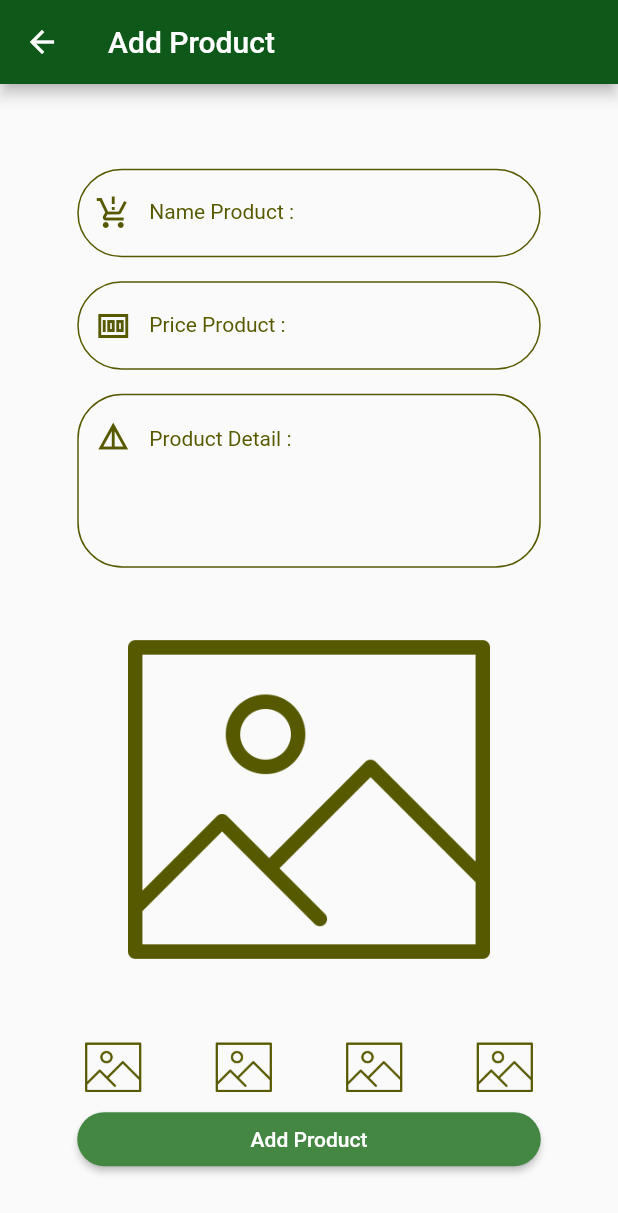
After one commit to klongchan/newshoppingmall, a Flutter app: the AddProduct screen opened by its route, on a phone screen of 412 x 824 dp. The commit adds this screen. Shown: the top 1213 px of the screen. Run offline on Flutter 3.47's test engine with Material 2 defaults, Android fonts, the light colour scheme and no system bars; our stand-ins replace dio, geolocator, google_maps_flutter, image_picker, shared_preferences; missing offline and left inert: dart:ffi; accounts and stored records are empty.

Commit message:
update31082023

```diff
--- a/lib/bodys/show_product_seller.dart
+++ b/lib/bodys/show_product_seller.dart
@@ -1,10 +1,11 @@
 import 'package:flutter/material.dart';
+import 'package:shoppingmall/utility/my_constant.dart';
 
 class ShowProductSeller extends StatefulWidget {
-  const ShowProductSeller({Key? key}) :super(key: key);
+  const ShowProductSeller({Key? key}) : super(key: key);
 
   @override
-  _ShowProductSellerState createState() =>  _ShowProductSellerState();
+  _ShowProductSellerState createState() => _ShowProductSellerState();
 }
 
 class _ShowProductSellerState extends State<ShowProductSeller> {
@@ -12,6 +13,12 @@ class _ShowProductSellerState extends State<ShowProductSeller> {
   Widget build(BuildContext context) {
     return Scaffold(
       body: Text('This is Show Product'),
+      floatingActionButton: FloatingActionButton(backgroundColor: MyConstant.dark,
+        onPressed: () =>
+            Navigator.pushNamed(context, MyConstant.routeAddProduct),
+            child: Text('Add'),
+
+      ),
     );
   }
 }
--- a/lib/main.dart
+++ b/lib/main.dart
@@ -3,6 +3,7 @@ import 'dart:ffi';
 
 import 'package:flutter/material.dart';
 import 'package:shared_preferences/shared_preferences.dart';
+import 'package:shoppingmall/states/add_product.dart';
 import 'package:shoppingmall/states/authen.dart';
 import 'package:shoppingmall/states/buyer_service.dart';
 import 'package:shoppingmall/states/create_account.dart';
@@ -16,6 +17,7 @@ final Map<String, WidgetBuilder> map = {
   '/buyerService': (BuildContext context) => BuyerService(),
   '/salerService': (BuildContext context) => SalerService(),
   '/riderService': (BuildContext context) => RiderService(),
+  '/addProduct': (BuildContext context) => AddProduct(),
 };
 
 String? initlalRoute;
--- /dev/null
+++ b/lib/states/add_product.dart
@@ -0,0 +1,167 @@
+import 'package:flutter/material.dart';
+
+import '../utility/my_constant.dart';
+
+class AddProduct extends StatefulWidget {
+  const AddProduct({super.key});
+
+  @override
+  _AddProductState createState() => _AddProductState();
+}
+
+class _AddProductState extends State<AddProduct> {
+  @override
+  Widget build(BuildContext context) {
+    return Scaffold(
+      appBar: AppBar(
+        title: Text('Add Product'),
+      ),
+      body: LayoutBuilder(
+        builder: (context, constraints) => GestureDetector(
+          onTap: () => FocusScope.of(context).requestFocus(FocusNode()),
+          behavior: HitTestBehavior.opaque,
+          child: Center(
+            child: SingleChildScrollView(
+              child: Column(
+                children: [
+                  buildProductName(constraints),
+                  buildProductPrice(constraints),
+                  buildProductDetail(constraints),
+                  buildImage(constraints),
+                  Container(
+                    width: constraints.maxWidth * 0.75,
+                    child: ElevatedButton(
+                      style: MyConstant().myButtonStyle(),
+                      onPressed: () {},
+                      child: Text('Add Product'),
+                    ),
+                  ),
+                ],
+              ),
+            ),
+          ),
+        ),
+      ),
+    );
+  }
+
+  Column buildImage(BoxConstraints constraints) {
+    return Column(
+      children: [
+        Container(
+          width: constraints.maxWidth * 0.75,
+          height: constraints.maxWidth * 0.75,
+          child: Image.asset(MyConstant.image5),
+        ),
+        Container(
+          width: constraints.maxWidth * 0.75,
+          child: Row(
+            mainAxisAlignment: MainAxisAlignment.spaceBetween,
+            children: [
+              Container(
+                width: 48,
+                height: 48,
+                child: Image.asset(MyConstant.image5),
+              ),
+              Container(
+                width: 48,
+                height: 48,
+                child: Image.asset(MyConstant.image5),
+              ),
+              Container(
+                width: 48,
+                height: 48,
+                child: Image.asset(MyConstant.image5),
+              ),
+              Container(
+                width: 48,
+                height: 48,
+                child: Image.asset(MyConstant.image5),
+              ),
+            ],
+          ),
+        ),
+      ],
+    );
+  }
+
+  Widget buildProductName(BoxConstraints constraints) {
+    return Container(
+      width: constraints.maxWidth * 0.75,
+      margin: EdgeInsets.only(top: 16),
+      child: TextFormField(
+        decoration: InputDecoration(
+          labelStyle: MyConstant().h3Style(),
+          labelText: 'Name Product :',
+          prefixIcon: Icon(
+            Icons.production_quantity_limits_sharp,
+            color: MyConstant.dark,
+          ),
+          enabledBorder: OutlineInputBorder(
+            borderSide: BorderSide(color: MyConstant.dark),
+            borderRadius: BorderRadius.circular(30),
+          ),
+          focusedBorder: OutlineInputBorder(
+            borderSide: BorderSide(color: MyConstant.light),
+            borderRadius: BorderRadius.circular(30),
+          ),
+        ),
+      ),
+    );
+  }
+
+  Widget buildProductPrice(BoxConstraints constraints) {
+    return Container(
+      width: constraints.maxWidth * 0.75,
+      margin: EdgeInsets.only(top: 16),
+      child: TextFormField(
+        keyboardType: TextInputType.number,
+        decoration: InputDecoration(
+          labelStyle: MyConstant().h3Style(),
+          labelText: 'Price Product :',
+          prefixIcon: Icon(
+            Icons.money_sharp,
+            color: MyConstant.dark,
+          ),
+          enabledBorder: OutlineInputBorder(
+            borderSide: BorderSide(color: MyConstant.dark),
+            borderRadius: BorderRadius.circular(30),
+          ),
+          focusedBorder: OutlineInputBorder(
+            borderSide: BorderSide(color: MyConstant.light),
+            borderRadius: BorderRadius.circular(30),
+          ),
+        ),
+      ),
+    );
+  }
+
+  Widget buildProductDetail(BoxConstraints constraints) {
+    return Container(
+      width: constraints.maxWidth * 0.75,
+      margin: EdgeInsets.only(top: 16),
+      child: TextFormField(
+        maxLines: 4,
+        decoration: InputDecoration(
+          hintStyle: MyConstant().h3Style(),
+          hintText: 'Product Detail :',
+          prefixIcon: Padding(
+            padding: const EdgeInsets.fromLTRB(0, 0, 0, 60),
+            child: Icon(
+              Icons.details_outlined,
+              color: MyConstant.dark,
+            ),
+          ),
+          enabledBorder: OutlineInputBorder(
+            borderSide: BorderSide(color: MyConstant.dark),
+            borderRadius: BorderRadius.circular(30),
+          ),
+          focusedBorder: OutlineInputBorder(
+            borderSide: BorderSide(color: MyConstant.light),
+            borderRadius: BorderRadius.circular(30),
+          ),
+        ),
+      ),
+    );
+  }
+}
--- a/lib/utility/my_constant.dart
+++ b/lib/utility/my_constant.dart
@@ -3,7 +3,7 @@ import 'package:flutter/material.dart';
 class MyConstant {
   // Genernal
   static String appName = 'Shopping Mall';
-  static String domain ='https://8515-124-120-207-170.ngrok-free.app';
+  static String domain ='https://c18d-2001-fb1-49-3ff6-19a3-1cb5-7b8c-867c.ngrok-free.app';
 
   // Route
   static String routeAuthen = '/authen';
@@ -11,12 +11,15 @@ class MyConstant {
   static String routeBuyerService = '/buyerService';
   static String routeSalerService = '/salerService';
   static String routeRiderService = '/riderService';
+  static String routeAddProduct = '/addProduct';
+
 
   // Image
   static String image1 = 'images/image1.png';
   static String image2 = 'images/image2.png';
   static String image3 = 'images/image3.png';
   static String image4 = 'images/image4.png';
+  static String image5 = 'images/image5.png';
   static String avatar = 'images/avatar.png';
 
   // Color
```
Also changed, not shown: images/image5.png (added).
